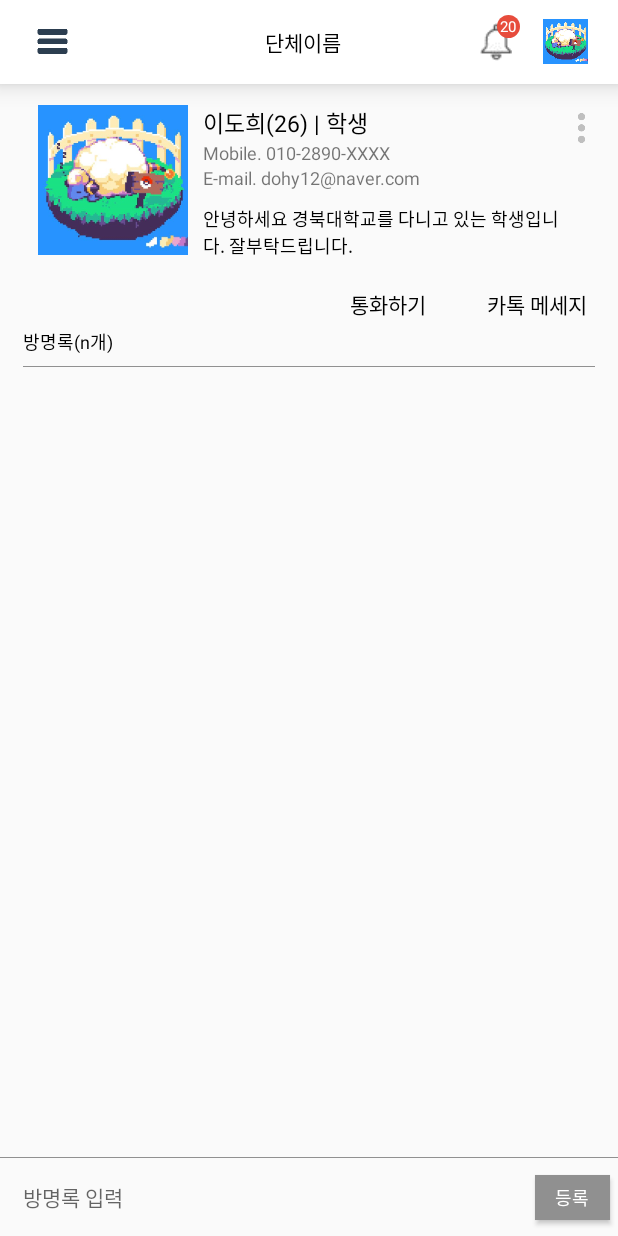
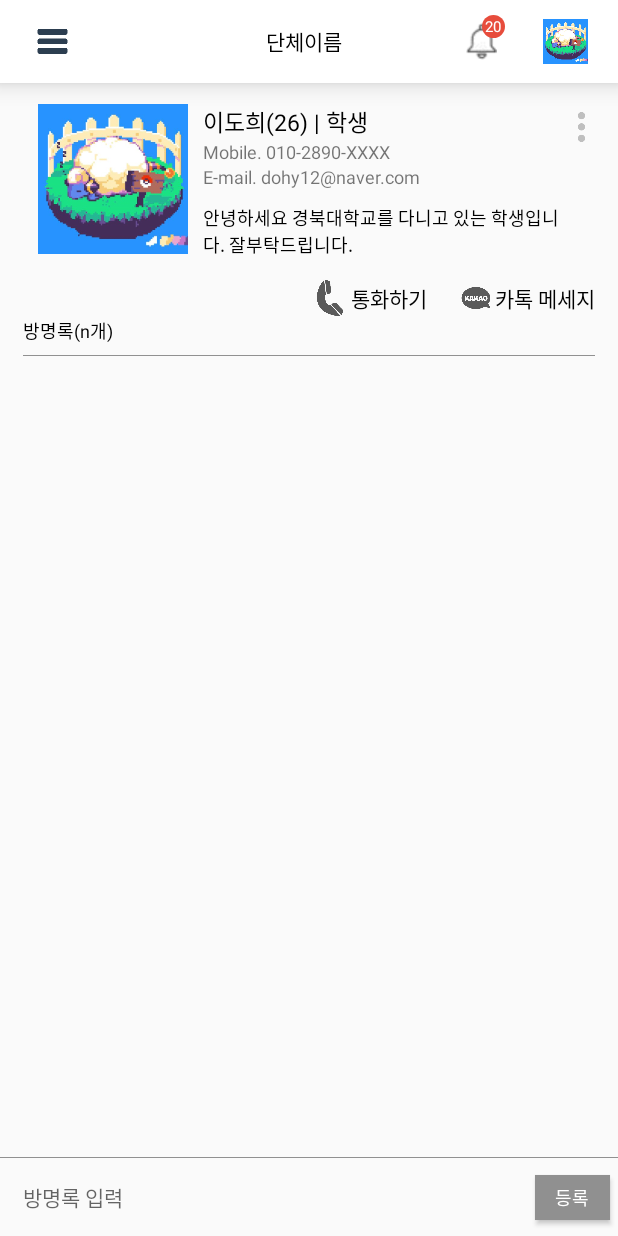
Before and after one commit to dohy12/project2_PDA, an Android app: the layout activity_mypage.xml on its own in the app's theme, with its tools: preview values and no code run, on a phone screen of 412 x 824 dp. Run offline under Robolectric (Android 15) with nearby library versions, the phone set to English and light mode, and no system bars.

Commit message:
툴바 터치 범위 개선 / 유저페이지 아이콘 추가

```diff
--- a/PDA/app/src/main/java/com/example/pda/Toolbar.java
+++ b/PDA/app/src/main/java/com/example/pda/Toolbar.java
@@ -15,7 +15,7 @@ public class Toolbar {
     public View view;
     View toolbarButton;
     View toolbarAlarm;
-    ImageView toolbarProfile;
+    View toolbarProfile;
     Drawer drawer;
     AppCompatActivity activity;
 
@@ -45,7 +45,7 @@ public class Toolbar {
             });
         }
         if (toolbarType == 2){
-            ((ImageView)toolbarButton).setImageDrawable(toolbarProfile.getResources().getDrawable(R.drawable.icon10, null));
+            ((ImageView)toolbarButton.findViewById(R.id.toolbarImage)).setImageDrawable(toolbarProfile.getResources().getDrawable(R.drawable.icon15, null));
 
             toolbarButton.setOnClickListener(new View.OnClickListener() {
                 @Override
@@ -58,7 +58,7 @@ public class Toolbar {
     }
 
     public void setToolbarProfile(){
-        toolbarProfile.setClipToOutline(true);
+        toolbarProfile.findViewById(R.id.toolbarImage).setClipToOutline(true);
 
         toolbarProfile.setOnClickListener(new View.OnClickListener() {
             @Override
--- a/PDA/app/src/main/res/layout/activity_mypage.xml
+++ b/PDA/app/src/main/res/layout/activity_mypage.xml
@@ -101,23 +101,41 @@
                     android:layout_height="0dp"
                     android:layout_weight="1"/>
 
-                <TextView
-                    android:layout_marginLeft="30dp"
+                <LinearLayout
                     android:layout_width="wrap_content"
                     android:layout_height="wrap_content"
-                    android:padding="5dp"
+                    android:orientation="horizontal">
+                    <ImageView
+                        android:layout_width="25dp"
+                        android:layout_height="25dp"
+                        android:src="@drawable/icon13"/>
+                    <TextView
+                        android:layout_width="wrap_content"
+                        android:layout_height="match_parent"
                         android:textColor="#000000"
                         android:textSize="14dp"
+                        android:gravity="center_vertical"
                         android:text="통화하기"/>
+                </LinearLayout>
 
-                <TextView
-                    android:layout_marginLeft="30dp"
-                    android:padding="5dp"
+
+                <LinearLayout
+                    android:layout_marginLeft="20dp"
                     android:layout_width="wrap_content"
                     android:layout_height="wrap_content"
+                    android:orientation="horizontal">
+                    <ImageView
+                        android:layout_width="25dp"
+                        android:layout_height="25dp"
+                        android:src="@drawable/icon14"/>
+                    <TextView
+                        android:layout_width="wrap_content"
+                        android:layout_height="match_parent"
                         android:textColor="#000000"
                         android:textSize="14dp"
+                        android:gravity="center_vertical"
                         android:text="카톡 메세지"/>
+                </LinearLayout>
             </LinearLayout>
 
             <LinearLayout
--- a/PDA/app/src/main/res/layout/toolbar.xml
+++ b/PDA/app/src/main/res/layout/toolbar.xml
@@ -1,9 +1,10 @@
 <?xml version="1.0" encoding="utf-8"?>
 <androidx.appcompat.widget.Toolbar xmlns:android="http://schemas.android.com/apk/res/android"
     xmlns:app="http://schemas.android.com/apk/res-auto"
+    xmlns:tools="http://schemas.android.com/tools"
     android:id="@+id/toolbar"
     android:layout_width="match_parent"
-    android:layout_height="wrap_content"
+    android:layout_height="55dp"
     android:background="#FFFFFF"
     app:contentInsetStart="0dp"
     android:elevation="10dp"
@@ -17,17 +18,26 @@
         android:layout_marginRight="10dp"
         android:orientation="horizontal">
 
+        <LinearLayout
+            android:layout_gravity="center_vertical"
+            android:id="@+id/toolbarButton1"
+            android:padding="10dp"
+            android:layout_width="wrap_content"
+            android:layout_height="wrap_content">
+
             <ImageView
-            android:layout_marginLeft="10dp"
-            android:id="@+id/toolbarButton1"
+                android:id="@+id/toolbarImage"
                 android:layout_width="30dp"
                 android:layout_height="30dp"
                 android:layout_gravity="center"
                 android:src="@drawable/icon11"
-            android:adjustViewBounds="true"/>
+                android:adjustViewBounds="true"
+                tools:ignore="DuplicateIds" />
+
+        </LinearLayout>
 
         <View
-            android:layout_width="40dp"
+            android:layout_width="50dp"
             android:layout_height="0dp"/>
 
         <TextView
@@ -38,8 +48,12 @@
             android:textColor="#000000"
             android:text="단체이름"/>
 
+        <LinearLayout
+            android:padding="10dp"
+            android:layout_width="wrap_content"
+            android:layout_height="wrap_content">
+
             <FrameLayout
-            android:paddingRight="10dp"
                 android:id="@+id/toolbarAlarm"
                 android:layout_width="wrap_content"
                 android:layout_height="wrap_content"
@@ -62,16 +76,25 @@
                     android:gravity="center"
                     android:background="@drawable/main_alarm"/>
             </FrameLayout>
+        </LinearLayout>
 
+        <LinearLayout
+            android:layout_gravity="center_vertical"
+            android:id="@+id/toolbar_profile_image"
+            android:padding="10dp"
+            android:layout_width="wrap_content"
+            android:layout_height="wrap_content">
             <ImageView
-            android:id="@+id/toolbar_profile_image"
-            android:layout_marginRight="10dp"
+                android:id="@+id/toolbarImage"
                 android:layout_width="30dp"
                 android:layout_height="30dp"
                 android:layout_gravity="center"
                 android:src="@drawable/img6"
                 android:background="@drawable/circle"
-            android:adjustViewBounds="true"/>
+                android:adjustViewBounds="true"
+                tools:ignore="DuplicateIds"/>
+        </LinearLayout>
+
     </LinearLayout>
 
 
```
Also changed, not shown: PDA/app/src/main/res/drawable-v24/icon13.png (added), PDA/app/src/main/res/drawable-v24/icon14.png (added), PDA/app/src/main/res/drawable-v24/icon15.png (added). Lines whose indentation alone changed are shown as unchanged.
